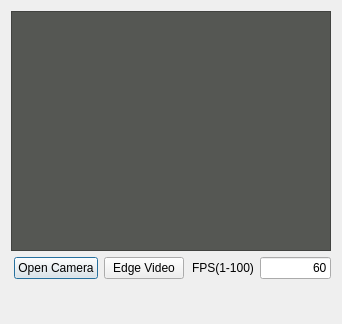
First picture: the form in demos/CameraViewer/src/gui/CamDlg.ui, repository KevinEmiya/simpleCV, before the edit.
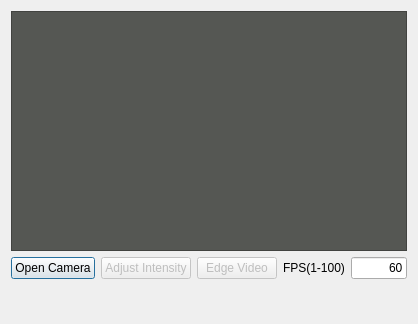
Second picture: the form after the edit.

What changed in the file:
```diff
--- a/demos/CameraViewer/src/gui/CamDlg.ui
+++ b/demos/CameraViewer/src/gui/CamDlg.ui
@@ -6,7 +6,7 @@
    <rect>
     <x>0</x>
     <y>0</y>
-    <width>338</width>
+    <width>418</width>
     <height>324</height>
    </rect>
   </property>
@@ -58,11 +58,30 @@
        </property>
       </widget>
      </item>
+     <item>
+      <widget class="QPushButton" name="btnHiseq">
+       <property name="enabled">
+        <bool>false</bool>
+       </property>
+       <property name="text">
+        <string>Adjust Intensity</string>
+       </property>
+       <property name="checkable">
+        <bool>true</bool>
+       </property>
+      </widget>
+     </item>
      <item>
       <widget class="QPushButton" name="btnEdge">
+       <property name="enabled">
+        <bool>false</bool>
+       </property>
        <property name="text">
         <string>Edge Video</string>
        </property>
+       <property name="checkable">
+        <bool>true</bool>
+       </property>
       </widget>
      </item>
      <item>
```
Left out of the diff: 3 changed lines with no effect on the pictures.
